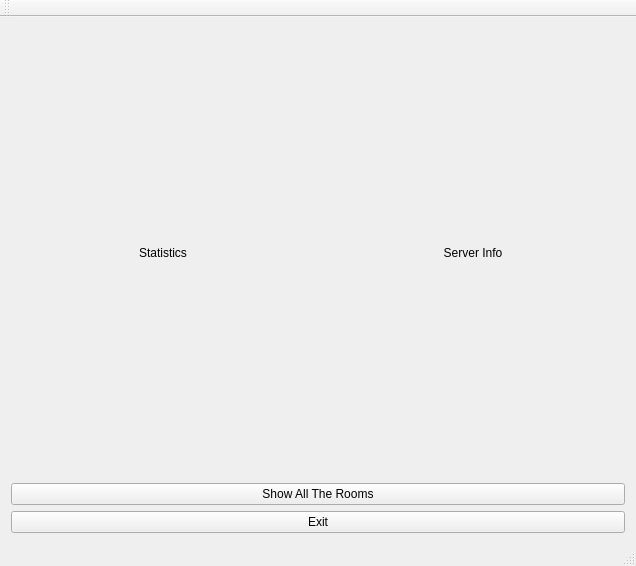
First picture: the form in mainwindow.ui, repository Mar94oK/Viluy, before the edit.
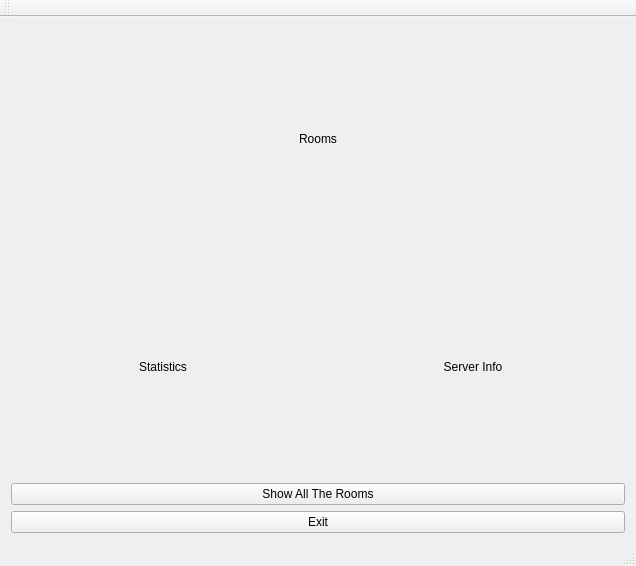
Second picture: the form after the edit.

```diff
--- a/mainwindow.ui
+++ b/mainwindow.ui
@@ -16,7 +16,18 @@
   <widget class="QWidget" name="centralWidget">
    <layout class="QVBoxLayout" name="verticalLayout">
     <item>
-     <layout class="QVBoxLayout" name="mainLayout"/>
+     <layout class="QVBoxLayout" name="mainLayout">
+      <item>
+       <widget class="QLabel" name="label">
+        <property name="text">
+         <string>Rooms</string>
+        </property>
+        <property name="alignment">
+         <set>Qt::AlignCenter</set>
+        </property>
+       </widget>
+      </item>
+     </layout>
     </item>
     <item>
      <layout class="QGridLayout" name="gridLayout">
```
